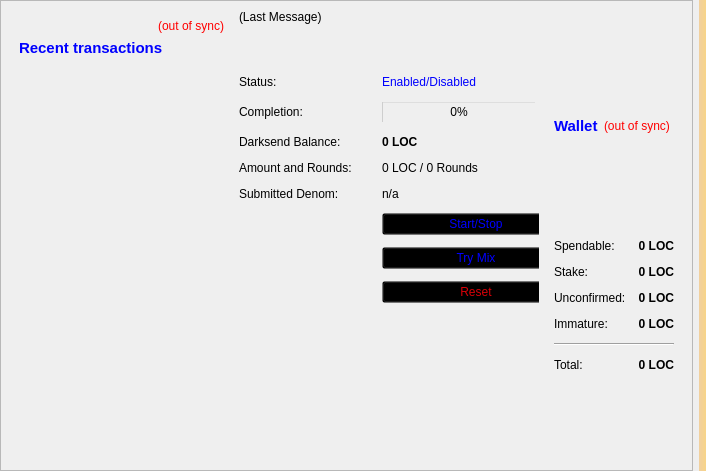
First picture: the form in src/qt/forms/overviewpage.ui, repository mirspirs/Loco, before the edit.
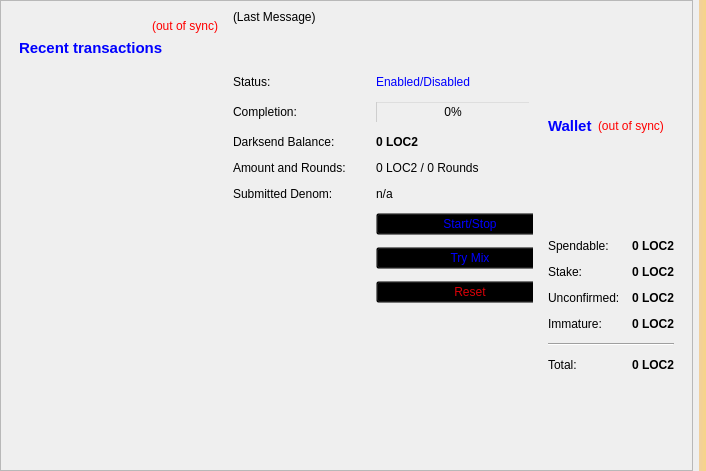
Second picture: the form after the edit.

The edit to the form file:
```diff
--- a/src/qt/forms/overviewpage.ui
+++ b/src/qt/forms/overviewpage.ui
@@ -201,7 +201,7 @@
                  <string>Your current spendable balance</string>
                 </property>
                 <property name="text">
-                 <string notr="true">0 LOC</string>
+                 <string notr="true">0 LOC2</string>
                 </property>
                 <property name="alignment">
                  <set>Qt::AlignRight|Qt::AlignTrailing|Qt::AlignVCenter</set>
@@ -233,7 +233,7 @@
                  <string>Total of coins that was staked, and do not yet count toward the current balance</string>
                 </property>
                 <property name="text">
-                 <string notr="true">0 LOC</string>
+                 <string notr="true">0 LOC2</string>
                 </property>
                 <property name="alignment">
                  <set>Qt::AlignRight|Qt::AlignTrailing|Qt::AlignVCenter</set>
@@ -265,7 +265,7 @@
                  <string>Total of transactions that have yet to be confirmed, and do not yet count toward the current balance</string>
                 </property>
                 <property name="text">
-                 <string notr="true">0 LOC</string>
+                 <string notr="true">0 LOC2</string>
                 </property>
                 <property name="alignment">
                  <set>Qt::AlignRight|Qt::AlignTrailing|Qt::AlignVCenter</set>
@@ -294,7 +294,7 @@
                  <string>Mined balance that has not yet matured</string>
                 </property>
                 <property name="text">
-                 <string notr="true">0 LOC</string>
+                 <string notr="true">0 LOC2</string>
                 </property>
                 <property name="alignment">
                  <set>Qt::AlignRight|Qt::AlignTrailing|Qt::AlignVCenter</set>
@@ -333,7 +333,7 @@
                  <string>Your current total balance</string>
                 </property>
                 <property name="text">
-                 <string notr="true">&lt;html&gt;&lt;head/&gt;&lt;body&gt;&lt;p&gt;0 LOC&lt;/p&gt;&lt;/body&gt;&lt;/html&gt;</string>
+                 <string notr="true">&lt;html&gt;&lt;head/&gt;&lt;body&gt;&lt;p&gt;0 LOC2&lt;/p&gt;&lt;/body&gt;&lt;/html&gt;</string>
                 </property>
                 <property name="alignment">
                  <set>Qt::AlignRight|Qt::AlignTrailing|Qt::AlignVCenter</set>
@@ -481,7 +481,7 @@
                 <string notr="true">color: rgb(0, 0, 0);</string>
                </property>
                <property name="text">
-                <string>0 LOC</string>
+                <string>0 LOC2</string>
                </property>
               </widget>
              </item>
@@ -501,7 +501,7 @@
                 <string notr="true">color: rgb(0, 0, 0);</string>
                </property>
                <property name="text">
-                <string>0 LOC / 0 Rounds</string>
+                <string>0 LOC2 / 0 Rounds</string>
                </property>
               </widget>
              </item>
```
